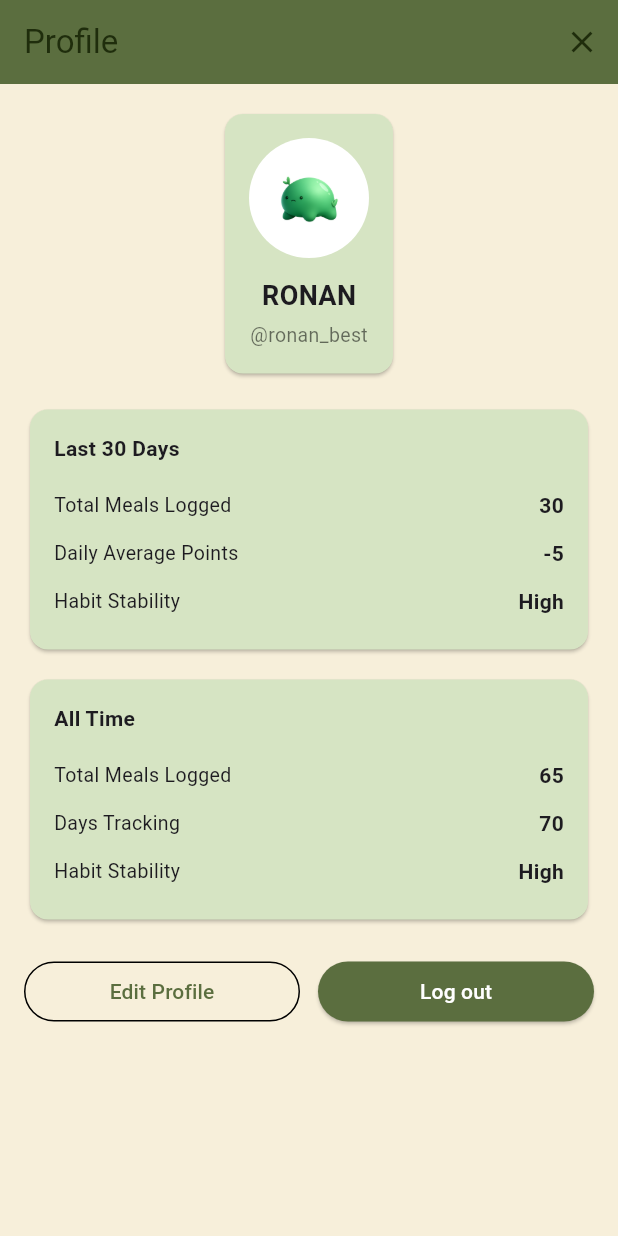
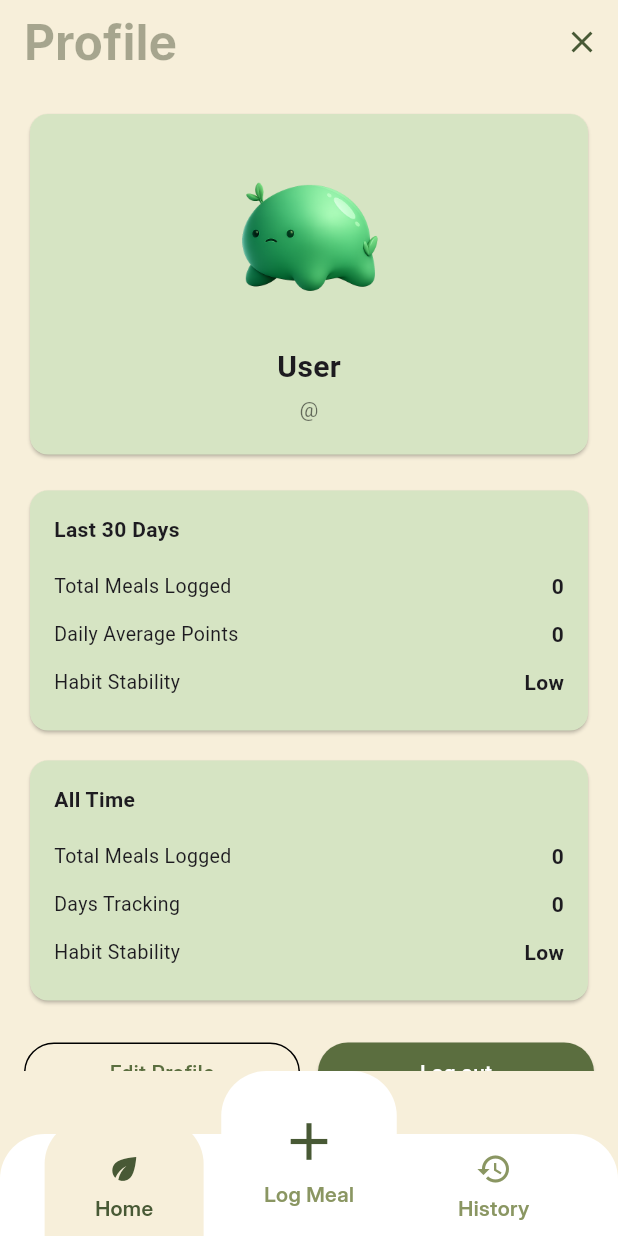
Before and after one commit to Haysansan/MealMirror, a Flutter app: the ProfileScreen screen opened by its route, on a phone screen of 412 x 824 dp. Run offline on Flutter 3.47's test engine with Material 3 defaults, Android fonts, the phone set to English and light mode, and no system bars; our stand-ins replace drift, go_router, shared_preferences; accounts and stored records are empty.

Commit message:
fix: profile route + profile data

```diff
--- a/lib/features/home/home_screen.dart
+++ b/lib/features/home/home_screen.dart
@@ -1,4 +1,5 @@
 import 'package:flutter/material.dart';
+import 'package:go_router/go_router.dart';
 
 import '../../data/local/auth_service.dart';
 import '../../data/local/meal_store.dart';
@@ -108,7 +109,6 @@
                     todayMeals: todayMeals,
                     todayPoints: todayPoints,
                     todayNutrition: todayNutrition,
-                    onRefresh: _refresh,
                   ),
 
                   const SizedBox(height: 16),
@@ -146,7 +146,6 @@
     required int todayMeals,
     required int todayPoints,
     required NutritionTotals todayNutrition,
-    required Future<void> Function() onRefresh,
   }) {
     final mood = _petMoodFromTodayScore(
       todayPoints: todayPoints,
@@ -166,11 +165,11 @@
                 type: MaterialType.transparency,
                 child: InkWell(
                   borderRadius: BorderRadius.circular(16),
-                  onTap: onRefresh,
+                  onTap: () => context.go('/profile'),
                   child: const Padding(
                     padding: EdgeInsets.all(4),
                     child: Icon(
-                      Icons.autorenew,
+                      Icons.person,
                       size: 18,
                       color: AppColors.primary,
                     ),
--- a/lib/features/profile/profile_screen.dart
+++ b/lib/features/profile/profile_screen.dart
@@ -4,9 +4,57 @@
 import 'widgets/profile_stat_row.dart';
 import '../../core/theme/app_colors.dart';
 import '../../data/local/auth_service.dart';
+import '../../data/local/meal_store.dart';
+import '../../shared/widgets/app_scaffold.dart';
 
 class ProfileScreen extends StatelessWidget {
   const ProfileScreen({super.key});
+
+  static String _habitStabilityLabel({
+    required int trackedDays,
+    required int spanDays,
+  }) {
+    if (spanDays <= 0) return 'Low';
+    final ratio = trackedDays / spanDays;
+    if (ratio >= 0.7) return 'High';
+    if (ratio >= 0.4) return 'Medium';
+    return 'Low';
+  }
+
+  static int _uniqueTrackedDays(Iterable<MealEntry> meals) {
+    return meals.map((m) => m.date).toSet().length;
+  }
+
+  static int _allTimeSpanDays(Iterable<MealEntry> meals) {
+    if (meals.isEmpty) return 0;
+
+    DateTime oldest = meals.first.createdAt;
+    DateTime newest = meals.first.createdAt;
+    for (final meal in meals) {
+      if (meal.createdAt.isBefore(oldest)) oldest = meal.createdAt;
+      if (meal.createdAt.isAfter(newest)) newest = meal.createdAt;
+    }
+
+    final start = DateTime(oldest.year, oldest.month, oldest.day);
+    final end = DateTime(newest.year, newest.month, newest.day);
+    return end.difference(start).inDays + 1;
+  }
+
+  static MealSummary _summarizeForRange(
+    List<MealEntry> meals, {
+    required DateTime startInclusive,
+    required DateTime endExclusive,
+  }) {
+    final rangeMeals = meals
+        .where(
+          (m) =>
+              !m.createdAt.isBefore(startInclusive) &&
+              m.createdAt.isBefore(endExclusive),
+        )
+        .toList();
+    final total = rangeMeals.fold<int>(0, (sum, m) => sum + m.points);
+    return MealSummary(mealCount: rangeMeals.length, totalPoints: total);
+  }
 
   Future<void> _handleLogout(BuildContext context) async {
     final confirm = await showDialog<bool>(
@@ -41,29 +89,77 @@
 
   @override
   Widget build(BuildContext context) {
-    return Scaffold(
-      appBar: AppBar(
-        title: const Text('Profile'),
-        actions: [
-          IconButton(
-            icon: const Icon(Icons.close),
-            onPressed: () => Navigator.pop(context),
+    final mealsFuture = MealStore.loadCurrentUserMeals();
+
+    return AppScaffold(
+      title: 'Profile',
+      appBarBackgroundColor: AppColors.background,
+      titleTextStyle: const TextStyle(
+        color: AppColors.mealMirrorTitle,
+        fontSize: 32,
+        fontFamily: 'Inter',
+        fontWeight: FontWeight.w700,
+        height: 1.06,
       ),
-        ],
+      centerTitle: false,
+      trailing: IconButton(
+        icon: const Icon(Icons.close, color: AppColors.darkMatcha),
+        onPressed: () => context.go('/home'),
       ),
-      body: SingleChildScrollView(
+      body: FutureBuilder<List<MealEntry>>(
+        future: mealsFuture,
+        builder: (context, snapshot) {
+          final meals = snapshot.data ?? const <MealEntry>[];
+          final now = DateTime.now();
+          final todayStart = DateTime(now.year, now.month, now.day);
+
+          // Last 30 days includes today.
+          final last30Start = todayStart.subtract(const Duration(days: 29));
+          final last30EndExclusive = todayStart.add(const Duration(days: 1));
+
+          final last30Summary = _summarizeForRange(
+            meals,
+            startInclusive: last30Start,
+            endExclusive: last30EndExclusive,
+          );
+          final last30TrackedDays = _uniqueTrackedDays(
+            meals.where(
+              (m) =>
+                  !m.createdAt.isBefore(last30Start) &&
+                  m.createdAt.isBefore(last30EndExclusive),
+            ),
+          );
+          final last30AvgPoints = (last30Summary.totalPoints / 30).round();
+
+          final allTimeTrackedDays = _uniqueTrackedDays(meals);
+          final allTimeSpanDays = _allTimeSpanDays(meals);
+
+          return SingleChildScrollView(
             padding: const EdgeInsets.all(16),
             child: Column(
+              crossAxisAlignment: CrossAxisAlignment.stretch,
               children: [
                 const ProfileHeader(),
                 const SizedBox(height: 16),
 
                 _statCard(
                   title: 'Last 30 Days',
-              stats: const [
-                ProfileStatRow(label: 'Total Meals Logged', value: '30'),
-                ProfileStatRow(label: 'Daily Average Points', value: '-5'),
-                ProfileStatRow(label: 'Habit Stability', value: 'High'),
+                  stats: [
+                    ProfileStatRow(
+                      label: 'Total Meals Logged',
+                      value: last30Summary.mealCount.toString(),
+                    ),
+                    ProfileStatRow(
+                      label: 'Daily Average Points',
+                      value: last30AvgPoints.toString(),
+                    ),
+                    ProfileStatRow(
+                      label: 'Habit Stability',
+                      value: _habitStabilityLabel(
+                        trackedDays: last30TrackedDays,
+                        spanDays: 30,
+                      ),
+                    ),
                   ],
                 ),
 
@@ -71,10 +167,22 @@
 
                 _statCard(
                   title: 'All Time',
-              stats: const [
-                ProfileStatRow(label: 'Total Meals Logged', value: '65'),
-                ProfileStatRow(label: 'Days Tracking', value: '70'),
-                ProfileStatRow(label: 'Habit Stability', value: 'High'),
+                  stats: [
+                    ProfileStatRow(
+                      label: 'Total Meals Logged',
+                      value: meals.length.toString(),
+                    ),
+                    ProfileStatRow(
+                      label: 'Days Tracking',
+                      value: allTimeTrackedDays.toString(),
+                    ),
+                    ProfileStatRow(
+                      label: 'Habit Stability',
+                      value: _habitStabilityLabel(
+                        trackedDays: allTimeTrackedDays,
+                        spanDays: allTimeSpanDays,
+                      ),
+                    ),
                   ],
                 ),
 
@@ -103,6 +211,8 @@
                 ),
               ],
             ),
+          );
+        },
       ),
     );
   }
--- a/lib/features/profile/widgets/profile_header.dart
+++ b/lib/features/profile/widgets/profile_header.dart
@@ -1,35 +1,55 @@
 import 'package:flutter/material.dart';
 import '../../../core/theme/app_colors.dart';
+import '../../../data/local/auth_service.dart';
 
 class ProfileHeader extends StatelessWidget {
   const ProfileHeader({super.key});
 
   @override
   Widget build(BuildContext context) {
-    return Card(
+    return FutureBuilder<(String?, String?)>(
+      future: Future.wait([
+        AuthService.getCurrentUsername(),
+        AuthService.getCurrentNickname(),
+      ]).then((values) => (values[0] as String?, values[1] as String?)),
+      builder: (context, snapshot) {
+        final (username, nickname) = snapshot.data ?? (null, null);
+        final displayName = (username?.trim().isNotEmpty ?? false)
+            ? username!.trim()
+            : 'User';
+        final displayHandle = (nickname?.trim().isNotEmpty ?? false)
+            ? '@${nickname!.trim()}'
+            : '@';
+
+        return SizedBox(
+          width: double.infinity,
+          child: Card(
             color: AppColors.section,
             child: Padding(
-        padding: const EdgeInsets.all(16),
+              padding: const EdgeInsets.all(20),
               child: Column(
                 children: [
-            CircleAvatar(
-              radius: 40,
-              backgroundColor: Colors.white,
-              child: Image.asset('assets/images/MealMirrorPet.png', width: 50),
+                  Image.asset('assets/images/MealMirrorPet.png', height: 120),
+
+                  const SizedBox(height: 14),
+                  Text(
+                    displayName,
+                    style: const TextStyle(
+                      fontSize: 20,
+                      fontWeight: FontWeight.bold,
                     ),
-            const SizedBox(height: 12),
-            const Text(
-              'RONAN',
-              style: TextStyle(fontSize: 18, fontWeight: FontWeight.bold),
                   ),
                   const SizedBox(height: 4),
-            const Text(
-              '@ronan_best',
-              style: TextStyle(fontSize: 13, color: Colors.black54),
+                  Text(
+                    displayHandle,
+                    style: const TextStyle(fontSize: 14, color: Colors.black54),
                   ),
                 ],
               ),
             ),
+          ),
+        );
+      },
     );
   }
 }
```
Lines whose indentation alone changed are shown as unchanged.
